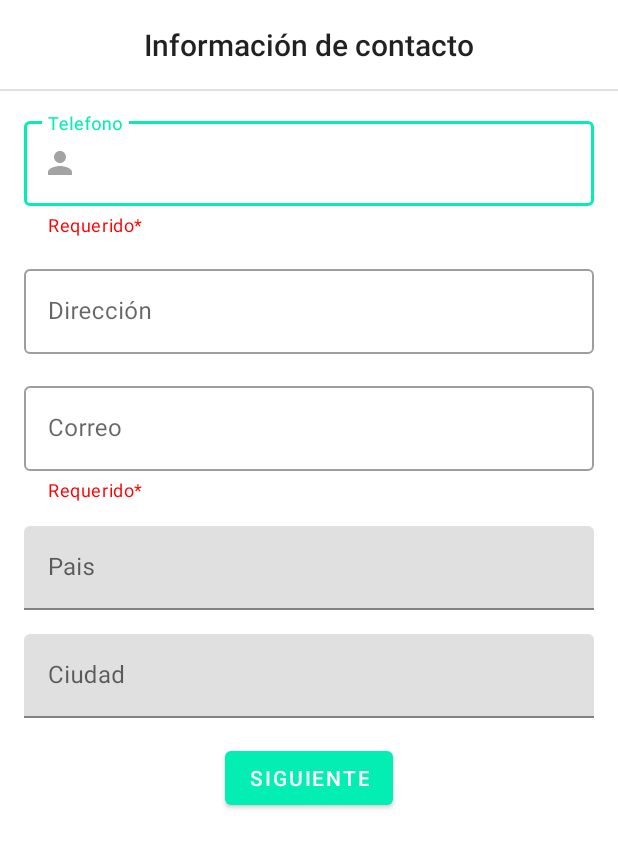
After one commit to smarinoc/LabsCM20221-Gr04, an Android app: the ContactDataActivity screen opened directly, with no data from a screen before it, on a phone screen of 412 x 824 dp. The commit adds this screen. Shown: the top 848 px of the screen. Run offline under Robolectric (Android 15) with nearby library versions, the phone set to English and light mode, and no system bars; Roboto replaces fonts that are not available here.

Commit message:
ContactInformation(vertical)

```diff
--- a/Lab1-UI/src/main/AndroidManifest.xml
+++ b/Lab1-UI/src/main/AndroidManifest.xml
@@ -10,6 +10,9 @@
         android:supportsRtl="true"
         android:theme="@style/Theme.Labs20221Gr04">
         <activity
+            android:name=".ContactDataActivity"
+            android:exported="false" />
+        <activity
             android:name=".personalDataActivity"
             android:exported="true">
             <intent-filter>
@@ -18,6 +21,7 @@
                 <category android:name="android.intent.category.LAUNCHER" />
             </intent-filter>
         </activity>
+
         <meta-data
             android:name="preloaded_fonts"
             android:resource="@array/preloaded_fonts" />
--- /dev/null
+++ b/Lab1-UI/src/main/java/co/edu/udea/compumovil/gr04_20221/lab1/ContactDataActivity.kt
@@ -0,0 +1,11 @@
+package co.edu.udea.compumovil.gr04_20221.lab1
+
+import androidx.appcompat.app.AppCompatActivity
+import android.os.Bundle
+
+class ContactDataActivity : AppCompatActivity() {
+    override fun onCreate(savedInstanceState: Bundle?) {
+        super.onCreate(savedInstanceState)
+        setContentView(R.layout.activity_contact_data)
+    }
+}
--- /dev/null
+++ b/Lab1-UI/src/main/res/layout-land/activity_contact_data.xml
@@ -0,0 +1,154 @@
+<?xml version="1.0" encoding="utf-8"?>
+<ScrollView xmlns:android="http://schemas.android.com/apk/res/android"
+    xmlns:app="http://schemas.android.com/apk/res-auto"
+    xmlns:tools="http://schemas.android.com/tools"
+    android:layout_width="match_parent"
+    android:layout_height="wrap_content">
+
+    <androidx.constraintlayout.widget.ConstraintLayout
+        android:id="@+id/constraint2"
+        android:layout_width="match_parent"
+        android:layout_height="wrap_content">
+
+        <View
+            android:id="@+id/divider2"
+            android:layout_width="0dp"
+            android:layout_height="1dp"
+            android:layout_marginTop="16dp"
+            android:background="?android:attr/listDivider"
+            app:layout_constraintEnd_toEndOf="parent"
+            app:layout_constraintStart_toStartOf="parent"
+            app:layout_constraintTop_toBottomOf="@+id/textView2" />
+
+        <TextView
+            android:id="@+id/textView2"
+            style="@style/TextAppearance.AppCompat.Title"
+            android:layout_width="wrap_content"
+            android:layout_height="wrap_content"
+            android:layout_marginTop="16dp"
+            android:text="@string/txt_español_infoContact"
+            app:layout_constraintEnd_toEndOf="parent"
+            app:layout_constraintStart_toStartOf="parent"
+            app:layout_constraintTop_toTopOf="parent" />
+
+        <com.google.android.material.textfield.TextInputLayout
+            android:id="@+id/editTextTel"
+            style="@style/Widget.MaterialComponents.TextInputLayout.OutlinedBox"
+            android:layout_width="match_parent"
+            android:layout_height="wrap_content"
+            android:layout_marginStart="16dp"
+            android:layout_marginTop="16dp"
+            android:layout_marginEnd="16dp"
+            android:hint="@string/txt_español_telephone"
+            app:helperText="@string/txt_español_required"
+            app:helperTextTextColor="@color/red"
+            app:layout_constraintEnd_toEndOf="parent"
+            app:layout_constraintStart_toStartOf="parent"
+            app:layout_constraintTop_toTopOf="@id/divider2"
+            app:startIconDrawable="@drawable/ic_person">
+
+            <com.google.android.material.textfield.TextInputEditText
+                android:id="@+id/inputTel"
+                android:layout_width="match_parent"
+                android:layout_height="wrap_content"
+                android:imeOptions="actionNext"
+                android:inputType="text|textCapSentences" />
+        </com.google.android.material.textfield.TextInputLayout>
+
+        <com.google.android.material.textfield.TextInputLayout
+            android:id="@+id/editTextAddr"
+            style="@style/Widget.MaterialComponents.TextInputLayout.OutlinedBox"
+            android:layout_width="match_parent"
+            android:layout_height="wrap_content"
+            android:layout_marginStart="16dp"
+            android:layout_marginTop="16dp"
+            android:layout_marginEnd="16dp"
+            android:hint="@string/txt_español_address"
+            app:layout_constraintEnd_toEndOf="parent"
+            app:layout_constraintStart_toStartOf="parent"
+            app:layout_constraintTop_toBottomOf="@+id/editTextTel">
+
+            <com.google.android.material.textfield.TextInputEditText
+                android:id="@+id/InputAddr"
+                android:layout_width="match_parent"
+                android:layout_height="wrap_content"
+                android:imeOptions="actionNext"
+                android:inputType="text|textCapSentences" />
+        </com.google.android.material.textfield.TextInputLayout>
+
+        <com.google.android.material.textfield.TextInputLayout
+            android:id="@+id/editTextEmail"
+            style="@style/Widget.MaterialComponents.TextInputLayout.OutlinedBox"
+            android:layout_width="match_parent"
+            android:layout_height="wrap_content"
+            android:layout_marginStart="16dp"
+            android:layout_marginTop="16dp"
+            android:layout_marginEnd="16dp"
+            android:hint="@string/txt_español_email"
+            app:helperText="@string/txt_español_required"
+            app:helperTextTextColor="@color/red"
+            app:layout_constraintEnd_toEndOf="parent"
+            app:layout_constraintStart_toStartOf="parent"
+            app:layout_constraintTop_toBottomOf="@+id/editTextAddr">
+
+            <com.google.android.material.textfield.TextInputEditText
+                android:id="@+id/InputEmail"
+                android:layout_width="match_parent"
+                android:layout_height="wrap_content"
+                android:imeOptions="actionNext"
+                android:inputType="text|textCapSentences" />
+        </com.google.android.material.textfield.TextInputLayout>
+
+        <com.google.android.material.textfield.TextInputLayout
+            android:id="@+id/editTextCountry"
+            android:layout_width="match_parent"
+            android:layout_height="wrap_content"
+            android:layout_marginStart="16dp"
+            android:layout_marginTop="16dp"
+            android:layout_marginEnd="16dp"
+            android:hint="@string/txt_español_country"
+            app:layout_constraintEnd_toEndOf="parent"
+            app:layout_constraintStart_toStartOf="parent"
+            app:layout_constraintTop_toBottomOf="@+id/editTextEmail">
+
+            <com.google.android.material.textfield.TextInputEditText
+                android:id="@+id/InputCountry"
+                android:layout_width="match_parent"
+                android:layout_height="wrap_content"
+                android:inputType="none" />
+
+        </com.google.android.material.textfield.TextInputLayout>
+
+        <com.google.android.material.textfield.TextInputLayout
+            android:id="@+id/editTextCity"
+            android:layout_width="match_parent"
+            android:layout_height="wrap_content"
+            android:layout_marginStart="16dp"
+            android:layout_marginTop="16dp"
+            android:layout_marginEnd="16dp"
+            android:hint="@string/txt_español_city"
+            app:layout_constraintEnd_toEndOf="parent"
+            app:layout_constraintStart_toStartOf="parent"
+            app:layout_constraintTop_toBottomOf="@+id/editTextCountry">
+
+            <com.google.android.material.textfield.TextInputEditText
+                android:id="@+id/InputCity"
+                android:layout_width="match_parent"
+                android:layout_height="wrap_content"
+                android:inputType="none" />
+        </com.google.android.material.textfield.TextInputLayout>
+
+        <Button
+            android:id="@+id/btn_next2"
+            android:layout_width="wrap_content"
+            android:layout_height="wrap_content"
+            android:layout_marginStart="16dp"
+            android:layout_marginTop="16dp"
+            android:layout_marginEnd="16dp"
+            android:text="@string/txt_español_btn_next"
+            app:layout_constraintEnd_toEndOf="parent"
+            app:layout_constraintStart_toStartOf="parent"
+            app:layout_constraintTop_toBottomOf="@+id/editTextCity" />
+
+    </androidx.constraintlayout.widget.ConstraintLayout>
+</ScrollView>
--- /dev/null
+++ b/Lab1-UI/src/main/res/layout/activity_contact_data.xml
@@ -0,0 +1,154 @@
+<?xml version="1.0" encoding="utf-8"?>
+<ScrollView xmlns:android="http://schemas.android.com/apk/res/android"
+    xmlns:app="http://schemas.android.com/apk/res-auto"
+    xmlns:tools="http://schemas.android.com/tools"
+    android:layout_width="match_parent"
+    android:layout_height="wrap_content">
+
+    <androidx.constraintlayout.widget.ConstraintLayout
+        android:id="@+id/constraint2"
+        android:layout_width="match_parent"
+        android:layout_height="wrap_content">
+
+        <View
+            android:id="@+id/divider2"
+            android:layout_width="0dp"
+            android:layout_height="1dp"
+            android:layout_marginTop="16dp"
+            android:background="?android:attr/listDivider"
+            app:layout_constraintEnd_toEndOf="parent"
+            app:layout_constraintStart_toStartOf="parent"
+            app:layout_constraintTop_toBottomOf="@+id/textView2" />
+
+        <TextView
+            android:id="@+id/textView2"
+            style="@style/TextAppearance.AppCompat.Title"
+            android:layout_width="wrap_content"
+            android:layout_height="wrap_content"
+            android:layout_marginTop="16dp"
+            android:text="@string/txt_español_infoContact"
+            app:layout_constraintEnd_toEndOf="parent"
+            app:layout_constraintStart_toStartOf="parent"
+            app:layout_constraintTop_toTopOf="parent" />
+
+        <com.google.android.material.textfield.TextInputLayout
+            android:id="@+id/editTextTel"
+            style="@style/Widget.MaterialComponents.TextInputLayout.OutlinedBox"
+            android:layout_width="match_parent"
+            android:layout_height="wrap_content"
+            android:layout_marginStart="16dp"
+            android:layout_marginTop="16dp"
+            android:layout_marginEnd="16dp"
+            android:hint="@string/txt_español_telephone"
+            app:helperText="@string/txt_español_required"
+            app:helperTextTextColor="@color/red"
+            app:layout_constraintEnd_toEndOf="parent"
+            app:layout_constraintStart_toStartOf="parent"
+            app:layout_constraintTop_toTopOf="@id/divider2"
+            app:startIconDrawable="@drawable/ic_person">
+
+            <com.google.android.material.textfield.TextInputEditText
+                android:id="@+id/inputTel"
+                android:layout_width="match_parent"
+                android:layout_height="wrap_content"
+                android:imeOptions="actionNext"
+                android:inputType="text|textCapSentences" />
+        </com.google.android.material.textfield.TextInputLayout>
+
+        <com.google.android.material.textfield.TextInputLayout
+            android:id="@+id/editTextAddr"
+            style="@style/Widget.MaterialComponents.TextInputLayout.OutlinedBox"
+            android:layout_width="match_parent"
+            android:layout_height="wrap_content"
+            android:layout_marginStart="16dp"
+            android:layout_marginTop="16dp"
+            android:layout_marginEnd="16dp"
+            android:hint="@string/txt_español_address"
+            app:layout_constraintEnd_toEndOf="parent"
+            app:layout_constraintStart_toStartOf="parent"
+            app:layout_constraintTop_toBottomOf="@+id/editTextTel">
+
+            <com.google.android.material.textfield.TextInputEditText
+                android:id="@+id/InputAddr"
+                android:layout_width="match_parent"
+                android:layout_height="wrap_content"
+                android:imeOptions="actionNext"
+                android:inputType="text|textCapSentences" />
+        </com.google.android.material.textfield.TextInputLayout>
+
+        <com.google.android.material.textfield.TextInputLayout
+            android:id="@+id/editTextEmail"
+            style="@style/Widget.MaterialComponents.TextInputLayout.OutlinedBox"
+            android:layout_width="match_parent"
+            android:layout_height="wrap_content"
+            android:layout_marginStart="16dp"
+            android:layout_marginTop="16dp"
+            android:layout_marginEnd="16dp"
+            android:hint="@string/txt_español_email"
+            app:helperText="@string/txt_español_required"
+            app:helperTextTextColor="@color/red"
+            app:layout_constraintEnd_toEndOf="parent"
+            app:layout_constraintStart_toStartOf="parent"
+            app:layout_constraintTop_toBottomOf="@+id/editTextAddr">
+
+            <com.google.android.material.textfield.TextInputEditText
+                android:id="@+id/InputEmail"
+                android:layout_width="match_parent"
+                android:layout_height="wrap_content"
+                android:imeOptions="actionNext"
+                android:inputType="text|textCapSentences" />
+        </com.google.android.material.textfield.TextInputLayout>
+
+        <com.google.android.material.textfield.TextInputLayout
+            android:id="@+id/editTextCountry"
+            android:layout_width="match_parent"
+            android:layout_height="wrap_content"
+            android:layout_marginStart="16dp"
+            android:layout_marginTop="16dp"
+            android:layout_marginEnd="16dp"
+            android:hint="@string/txt_español_country"
+            app:layout_constraintEnd_toEndOf="parent"
+            app:layout_constraintStart_toStartOf="parent"
+            app:layout_constraintTop_toBottomOf="@+id/editTextEmail">
+
+            <com.google.android.material.textfield.TextInputEditText
+                android:id="@+id/InputCountry"
+                android:layout_width="match_parent"
+                android:layout_height="wrap_content"
+                android:inputType="none" />
+
+        </com.google.android.material.textfield.TextInputLayout>
+
+        <com.google.android.material.textfield.TextInputLayout
+            android:id="@+id/editTextCity"
+            android:layout_width="match_parent"
+            android:layout_height="wrap_content"
+            android:layout_marginStart="16dp"
+            android:layout_marginTop="16dp"
+            android:layout_marginEnd="16dp"
+            android:hint="@string/txt_español_city"
+            app:layout_constraintEnd_toEndOf="parent"
+            app:layout_constraintStart_toStartOf="parent"
+            app:layout_constraintTop_toBottomOf="@+id/editTextCountry">
+
+            <com.google.android.material.textfield.TextInputEditText
+                android:id="@+id/InputCity"
+                android:layout_width="match_parent"
+                android:layout_height="wrap_content"
+                android:inputType="none" />
+        </com.google.android.material.textfield.TextInputLayout>
+
+        <Button
+            android:id="@+id/btn_next2"
+            android:layout_width="wrap_content"
+            android:layout_height="wrap_content"
+            android:layout_marginStart="16dp"
+            android:layout_marginTop="16dp"
+            android:layout_marginEnd="16dp"
+            android:text="@string/txt_español_btn_next"
+            app:layout_constraintEnd_toEndOf="parent"
+            app:layout_constraintStart_toStartOf="parent"
+            app:layout_constraintTop_toBottomOf="@+id/editTextCity" />
+
+    </androidx.constraintlayout.widget.ConstraintLayout>
+</ScrollView>
--- a/Lab1-UI/src/main/res/layout/personal_data_activity.xml
+++ b/Lab1-UI/src/main/res/layout/personal_data_activity.xml
@@ -6,7 +6,6 @@
     android:layout_height="wrap_content">
 
     <androidx.constraintlayout.widget.ConstraintLayout
-
         android:id="@+id/constraint"
         android:layout_width="match_parent"
         android:layout_height="match_parent">
--- a/Lab1-UI/src/main/res/values/strings.xml
+++ b/Lab1-UI/src/main/res/values/strings.xml
@@ -1,6 +1,7 @@
 <resources>
     <string name="app_name">Labs20221-Gr04</string>
     <string name="txt_español_infoPersona">Información personal</string>
+    <string name="txt_español_infoContact">Información de contacto</string>
     <string name="txt_español_name">Nombre</string>
     <string name="txt_español_last_name">Apellido</string>
     <string name="txt_español_sexo">Sexo:</string>
@@ -11,6 +12,11 @@
     <string name="txt_español_required">Requerido*</string>
     <string name="txt_español_btn_change_date">Cambiar</string>
     <string name="txt_español_btn_next">Siguiente</string>
+    <string name="txt_español_telephone">Telefono</string>
+    <string name="txt_español_address">Dirección</string>
+    <string name="txt_español_email">Correo</string>
+    <string name="txt_español_country">Pais</string>
+    <string name="txt_español_city">Ciudad</string>
 
     <string-array name="array_español_school_grade">
         <item>Primaria</item>
@@ -18,4 +24,84 @@
         <item>Universitaria</item>
         <item>Otro</item>
     </string-array>
+    <string-array name="array_español_country">
+        <item>Argentina</item>
+        <item>Bolivia</item>
+        <item>Brasil</item>
+        <item>Chile</item>
+        <item>Colombia</item>
+        <item>Costa Rica</item>
+        <item>Cuba</item>
+        <item>Ecuador</item>
+        <item>El salvador</item>
+        <item>Guatemala</item>
+        <item>Haití</item>
+        <item>Honduras</item>
+        <item>México</item>
+        <item>Nicaragua</item>
+        <item>Panamá</item>
+        <item>Paraguay</item>
+        <item>Perú</item>
+        <item>República Dominicana</item>
+        <item>Uruguay</item>
+        <item>Venezuela</item>
+    </string-array>
+    <string-array name="array_español_city">
+        <item>Apartadó</item>
+        <item>Armenia</item>
+        <item>Barrancabermeja</item>
+        <item>Barranquilla</item>
+        <item>Bogotá D.C</item>
+        <item>Bucaramanga</item>
+        <item>Buenaventura</item>
+        <item>Buga</item>
+        <item>Cali</item>
+        <item>Cartagena</item>
+        <item>Cartago</item>
+        <item>Caucasia</item>
+        <item>Ciénaga</item>
+        <item>Ciudad de Arauca</item>
+        <item>Ciudad de San Andrés</item>
+        <item>Cúcuta</item>
+        <item>Duitama</item>
+        <item>Florencia</item>
+        <item>Fusagasugá</item>
+        <item>Girardot</item>
+        <item>Honda</item>
+        <item>Ibagué</item>
+        <item>Inírida</item>
+        <item>Ipiales</item>
+        <item>Leticia</item>
+        <item>Maicao</item>
+        <item>Málaga</item>
+        <item>Manizales</item>
+        <item>Medellín</item>
+        <item>Mitú</item>
+        <item>Mocoa</item>
+        <item>Montería</item>
+        <item>Neiva</item>
+        <item>Ocaña</item>
+        <item>Palmira</item>
+        <item>Pamplona</item>
+        <item>Pasto</item>
+        <item>Pereira</item>
+        <item>Popayán</item>
+        <item>Puerto Asís</item>
+        <item>Puerto Carreño</item>
+        <item>Quibdó</item>
+        <item>Riohacha</item>
+        <item>Rionegro</item>
+        <item>San Gil</item>
+        <item>San José</item>
+        <item>Santa Marta</item>
+        <item>Sincelejo</item>
+        <item>Sogamoso</item>
+        <item>Tuluá</item>
+        <item>Tumaco</item>
+        <item>Tunja</item>
+        <item>Turbo</item>
+        <item>Valledupar</item>
+        <item>Villavicencio</item>
+        <item>Yopal</item>
+    </string-array>
 </resources>
--- a/build.gradle
+++ b/build.gradle
@@ -6,7 +6,7 @@ buildscript {
     }
     dependencies {
         classpath "com.android.tools.build:gradle:7.0.4"
-        classpath "org.jetbrains.kotlin:kotlin-gradle-plugin:1.6.10"
+        classpath 'org.jetbrains.kotlin:kotlin-gradle-plugin:1.7.0'
 
         // NOTE: Do not place your application dependencies here; they belong
         // in the individual module build.gradle files
```
Also changed, not shown: 1 other file.
